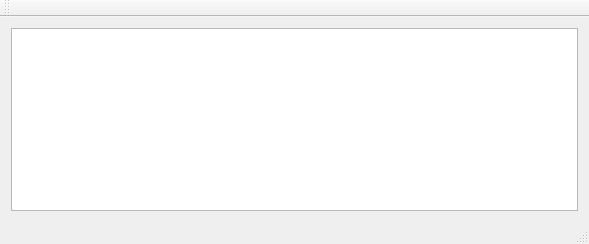
Before: the Qt Designer form mainwindow.ui in vintop95/server_esp32_pds, drawn with Qt 5.
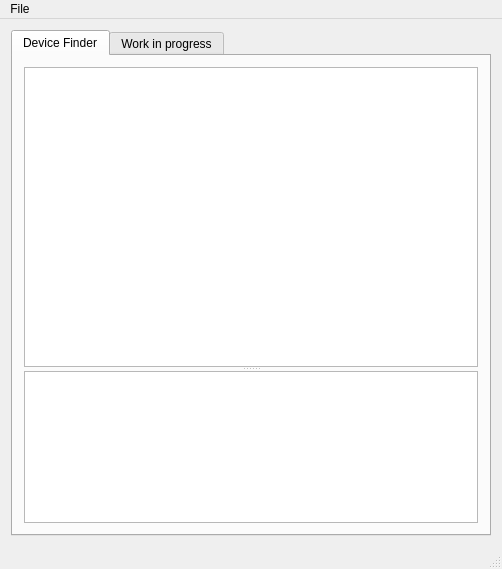
After: the same form once the commit is applied. Custom widgets are drawn as their Qt base class.

Patch:
```diff
--- a/mainwindow.ui
+++ b/mainwindow.ui
@@ -6,8 +6,8 @@
    <rect>
     <x>0</x>
     <y>0</y>
-    <width>589</width>
-    <height>244</height>
+    <width>502</width>
+    <height>569</height>
    </rect>
   </property>
   <property name="windowTitle">
@@ -15,11 +15,58 @@
   </property>
   <widget class="QWidget" name="centralWidget">
    <layout class="QGridLayout" name="gridLayout">
-    <item row="0" column="0">
-     <widget class="QPlainTextEdit" name="txtLog">
-      <property name="readOnly">
-       <bool>true</bool>
+    <item row="1" column="0">
+     <widget class="QTabWidget" name="tabWidget">
+      <property name="currentIndex">
+       <number>0</number>
       </property>
+      <widget class="QWidget" name="tab">
+       <attribute name="title">
+        <string>Device Finder</string>
+       </attribute>
+       <layout class="QGridLayout" name="gridLayout_2">
+        <item row="0" column="0">
+         <widget class="QSplitter" name="splitter">
+          <property name="orientation">
+           <enum>Qt::Vertical</enum>
+          </property>
+          <widget class="QChartView" name="chartView">
+           <property name="sizePolicy">
+            <sizepolicy hsizetype="Expanding" vsizetype="Fixed">
+             <horstretch>0</horstretch>
+             <verstretch>0</verstretch>
+            </sizepolicy>
+           </property>
+           <property name="minimumSize">
+            <size>
+             <width>0</width>
+             <height>300</height>
+            </size>
+           </property>
+          </widget>
+          <widget class="QTextEdit" name="txtLog">
+           <property name="sizePolicy">
+            <sizepolicy hsizetype="Expanding" vsizetype="Expanding">
+             <horstretch>0</horstretch>
+             <verstretch>0</verstretch>
+            </sizepolicy>
+           </property>
+           <property name="font">
+            <font>
+             <weight>75</weight>
+             <bold>true</bold>
+            </font>
+           </property>
+          </widget>
+         </widget>
+        </item>
+       </layout>
+      </widget>
+      <widget class="QWidget" name="tab_2">
+       <attribute name="title">
+        <string>Work in progress</string>
+       </attribute>
+      </widget>
      </widget>
     </item>
    </layout>
@@ -29,22 +76,28 @@
     <rect>
      <x>0</x>
      <y>0</y>
-     <width>589</width>
+     <width>502</width>
      <height>20</height>
     </rect>
    </property>
-  </widget>
-  <widget class="QToolBar" name="mainToolBar">
-   <attribute name="toolBarArea">
-    <enum>TopToolBarArea</enum>
-   </attribute>
-   <attribute name="toolBarBreak">
-    <bool>false</bool>
-   </attribute>
+   <widget class="QMenu" name="menuFile">
+    <property name="title">
+     <string>File</string>
+    </property>
+    <addaction name="actionExit"/>
+   </widget>
+   <addaction name="menuFile"/>
   </widget>
   <widget class="QStatusBar" name="statusBar"/>
  </widget>
  <layoutdefault spacing="6" margin="11"/>
+ <customwidgets>
+  <customwidget>
+   <class>QChartView</class>
+   <extends>QGraphicsView</extends>
+   <header location="global">QtCharts/QChartView</header>
+  </customwidget>
+ </customwidgets>
  <resources/>
  <connections/>
 </ui>
```
Left out of the diff: 7 changed lines with no effect on the pictures.
